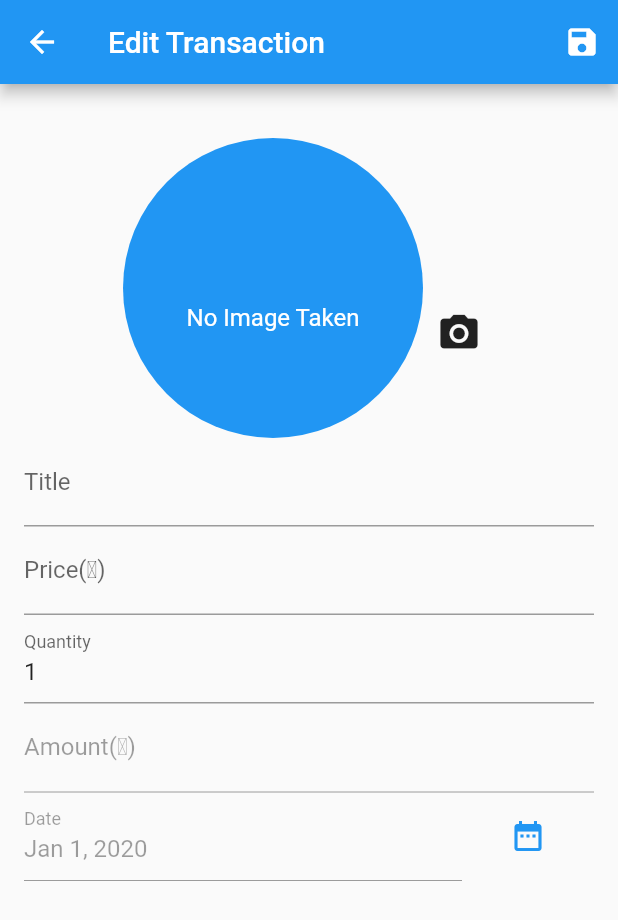
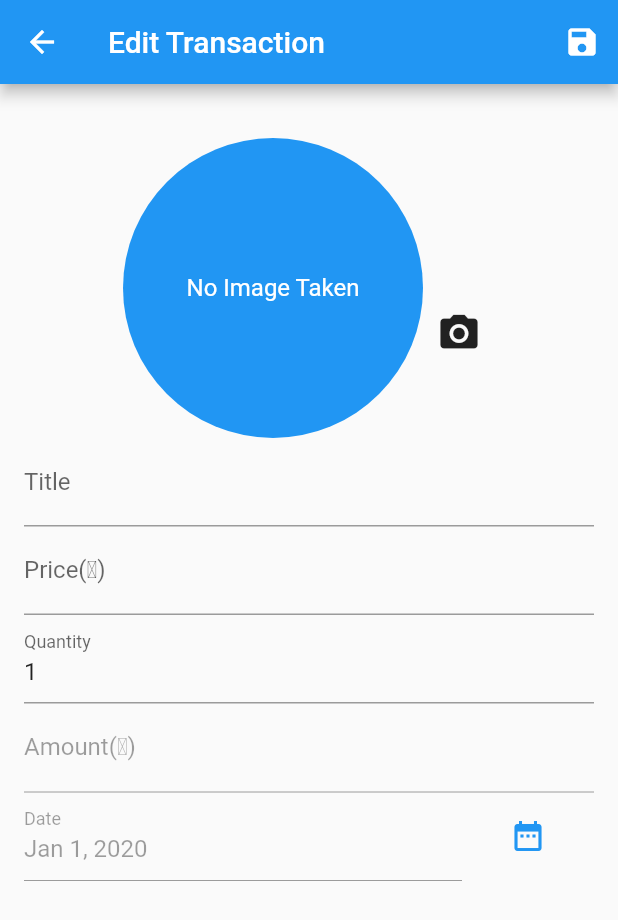
Before and after one commit to rochano/flutter_my_expenses, a Flutter app: the EditTransactionScreen screen opened by its route, on a phone screen of 412 x 824 dp. Shown: the top 920 px of the screen. Run offline on Flutter 3.47's test engine with Material 2 defaults, Android fonts, the phone set to English and light mode, and no system bars; our stand-ins replace firebase_storage, image_picker; accounts and stored records are empty; network calls fail.

Commit message:
add image

```diff
--- a/lib/screens/edit_transaction_screen.dart
+++ b/lib/screens/edit_transaction_screen.dart
@@ -235,7 +235,7 @@ class _EditTransactionScreenState extends State<EditTransactionScreen> {
                                                     ))
                                               : Padding(
                                                   padding:
-                                                      EdgeInsets.only(top: 105),
+                                                      EdgeInsets.only(top: 85),
                                                   child: Text(
                                                     'No Image Taken',
                                                     style: TextStyle(
```
